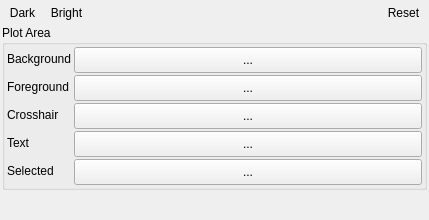
Qt form qps/speclib/ui/spectrallibraryplotwidgetstylewidget.ui (EnMAP-Box/qgispluginsupport) before a commit.
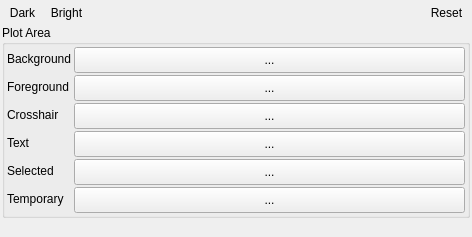
The same form after that commit. Icons and pictures are not drawn. Custom widgets are drawn as their Qt base class.

Commit message: Speclib: added TEMPORARY_COLOR

```diff
--- a/qps/speclib/ui/spectrallibraryplotwidgetstylewidget.ui
+++ b/qps/speclib/ui/spectrallibraryplotwidgetstylewidget.ui
@@ -6,8 +6,8 @@
    <rect>
     <x>0</x>
     <y>0</y>
-    <width>429</width>
-    <height>220</height>
+    <width>472</width>
+    <height>237</height>
    </rect>
   </property>
   <property name="minimumSize">
@@ -269,6 +269,46 @@
         </property>
        </widget>
       </item>
+      <item row="5" column="0">
+       <widget class="QLabel" name="label_6">
+        <property name="text">
+         <string>Temporary</string>
+        </property>
+       </widget>
+      </item>
+      <item row="5" column="1">
+       <widget class="QgsColorButton" name="btnColorTemporary">
+        <property name="sizePolicy">
+         <sizepolicy hsizetype="Preferred" vsizetype="Fixed">
+          <horstretch>0</horstretch>
+          <verstretch>0</verstretch>
+         </sizepolicy>
+        </property>
+        <property name="minimumSize">
+         <size>
+          <width>24</width>
+          <height>26</height>
+         </size>
+        </property>
+        <property name="text">
+         <string>...</string>
+        </property>
+        <property name="color">
+         <color>
+          <red>170</red>
+          <green>255</green>
+          <blue>0</blue>
+         </color>
+        </property>
+        <property name="defaultColor">
+         <color>
+          <red>85</red>
+          <green>255</green>
+          <blue>0</blue>
+         </color>
+        </property>
+       </widget>
+      </item>
      </layout>
     </widget>
    </item>
```
The commit also changes 5 other files.
